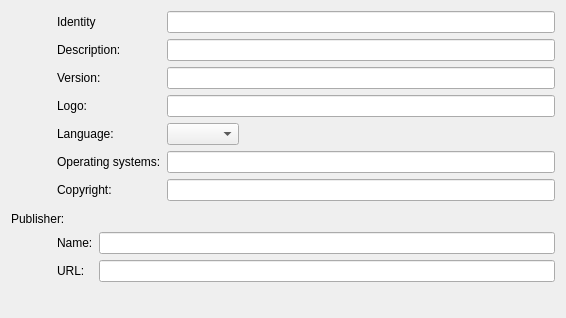
KDE/kget, file ui/metalinkcreator/commondata.ui: the form before one commit.
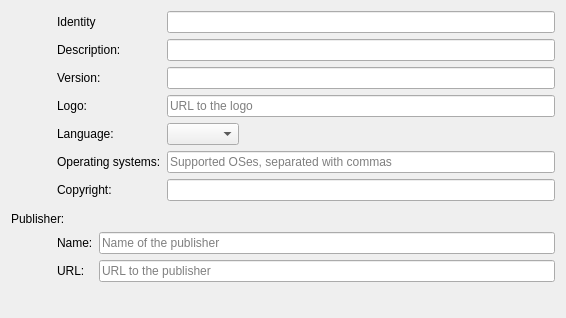
The form after the commit. Custom widgets are drawn as their Qt base class.

Patch:
```diff
--- a/ui/metalinkcreator/commondata.ui
+++ b/ui/metalinkcreator/commondata.ui
@@ -59,7 +59,7 @@
      </item>
      <item row="3" column="1">
       <widget class="KLineEdit" name="logo">
-       <property name="clickMessage">
+       <property name="placeholderText">
         <string>URL to the logo</string>
        </property>
        <property name="showClearButton" stdset="0">
@@ -89,7 +89,7 @@
      </item>
      <item row="5" column="1">
       <widget class="KLineEdit" name="os">
-       <property name="clickMessage">
+       <property name="placeholderText">
         <string>Supported OSes, separated with commas</string>
        </property>
        <property name="showClearButton" stdset="0">
@@ -156,7 +156,7 @@
        <property name="toolTip">
         <string>publisher</string>
        </property>
-       <property name="clickMessage">
+       <property name="placeholderText">
         <string>Name of the publisher</string>
        </property>
        <property name="showClearButton" stdset="0">
@@ -176,7 +176,7 @@
        <property name="toolTip">
         <string>publisher</string>
        </property>
-       <property name="clickMessage">
+       <property name="placeholderText">
         <string>URL to the publisher</string>
        </property>
        <property name="showClearButton" stdset="0">
```
